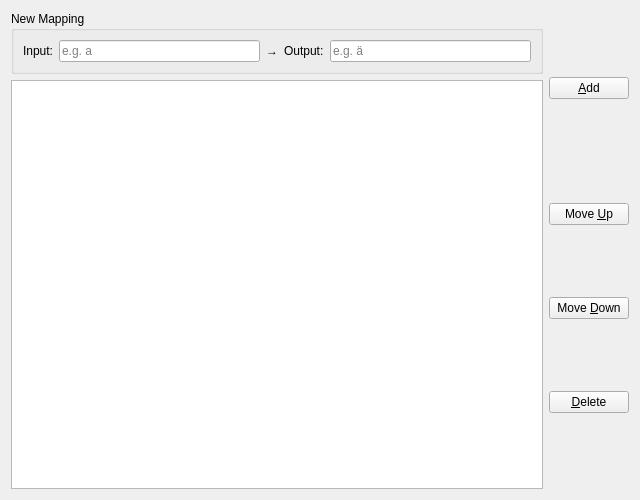
This is addon/config-editor/editor.ui in Maik-0000FF/schnelle-umlaute as Qt 5 draws it before an edit. The edited form follows.
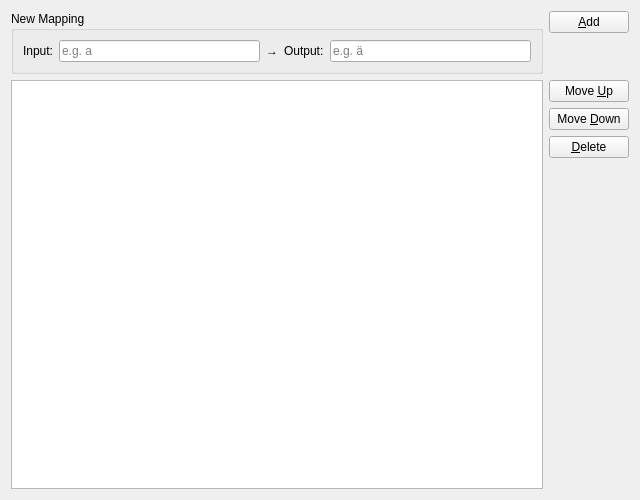
This is the edited form. Icons and pictures are not drawn.

Commit message:
fix: align editor buttons with table using grid layout
Replace VBoxLayout with QGridLayout so Move Up button top edge
aligns exactly with the table view across all resolutions.

```diff
--- a/addon/config-editor/editor.ui
+++ b/addon/config-editor/editor.ui
@@ -16,10 +16,8 @@
     <height>480</height>
    </size>
   </property>
-  <layout class="QHBoxLayout" name="mainLayout">
-   <item>
-    <layout class="QVBoxLayout" name="contentLayout">
-     <item>
+  <layout class="QGridLayout" name="mainLayout">
+   <item row="0" column="0">
       <widget class="QGroupBox" name="addGroup">
        <property name="title">
         <string>New Mapping</string>
@@ -66,7 +64,17 @@
        </layout>
       </widget>
      </item>
-     <item>
+   <item row="0" column="1" alignment="Qt::AlignTop">
+    <widget class="QPushButton" name="addButton">
+     <property name="text">
+      <string>&amp;Add</string>
+     </property>
+     <property name="icon">
+      <iconset theme="list-add"/>
+     </property>
+    </widget>
+   </item>
+   <item row="1" column="0">
       <widget class="QTableView" name="mappingView">
        <property name="selectionMode">
         <enum>QAbstractItemView::SingleSelection</enum>
@@ -76,36 +84,8 @@
        </property>
       </widget>
      </item>
-    </layout>
-   </item>
-   <item>
+   <item row="1" column="1" alignment="Qt::AlignTop">
     <layout class="QVBoxLayout" name="buttonLayout">
-     <item>
-      <widget class="QPushButton" name="addButton">
-       <property name="text">
-        <string>&amp;Add</string>
-       </property>
-       <property name="icon">
-        <iconset theme="list-add"/>
-       </property>
-      </widget>
-     </item>
-     <item>
-      <spacer name="buttonSeparator">
-       <property name="orientation">
-        <enum>Qt::Vertical</enum>
-       </property>
-       <property name="sizeType">
-        <enum>QSizePolicy::Fixed</enum>
-       </property>
-       <property name="sizeHint" stdset="0">
-        <size>
-         <width>0</width>
-         <height>32</height>
-        </size>
-       </property>
-      </spacer>
-     </item>
      <item>
       <widget class="QPushButton" name="moveUpButton">
        <property name="text">
@@ -136,13 +116,6 @@
        </property>
       </widget>
      </item>
-     <item>
-      <spacer name="verticalSpacer">
-       <property name="orientation">
-        <enum>Qt::Vertical</enum>
-       </property>
-      </spacer>
-     </item>
     </layout>
    </item>
   </layout>
```
Lines whose indentation alone changed are shown as unchanged.
